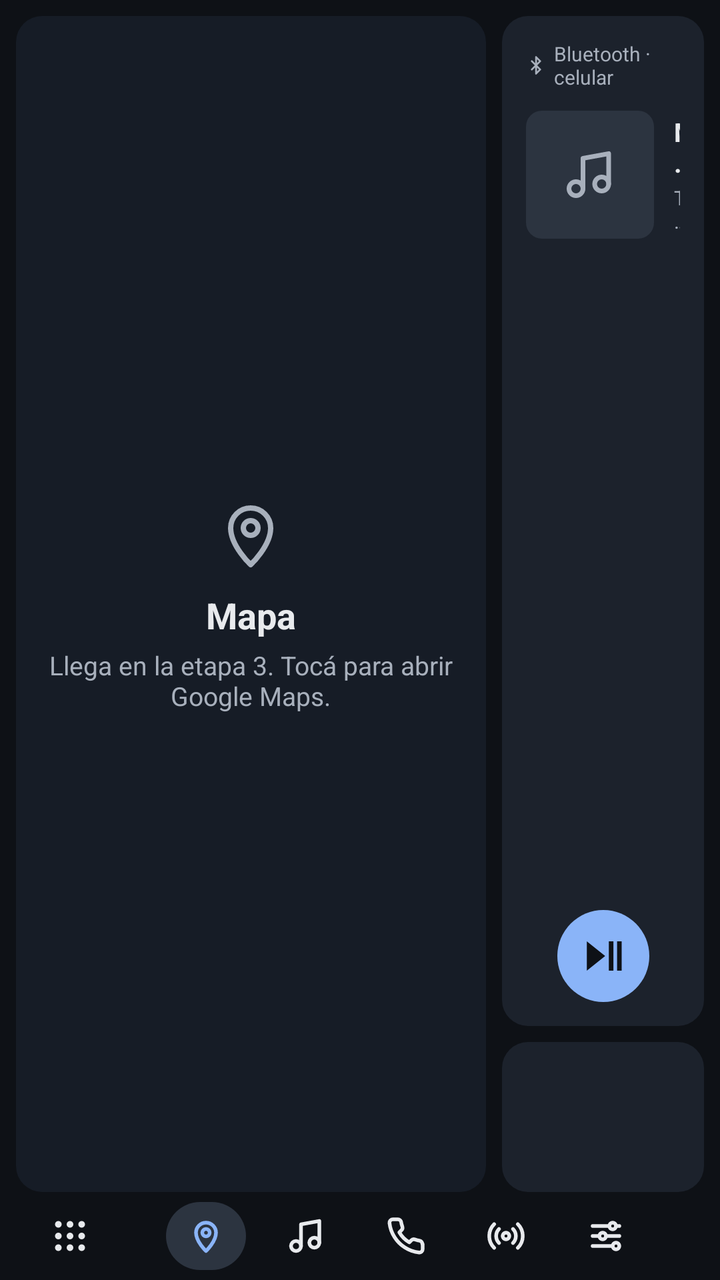
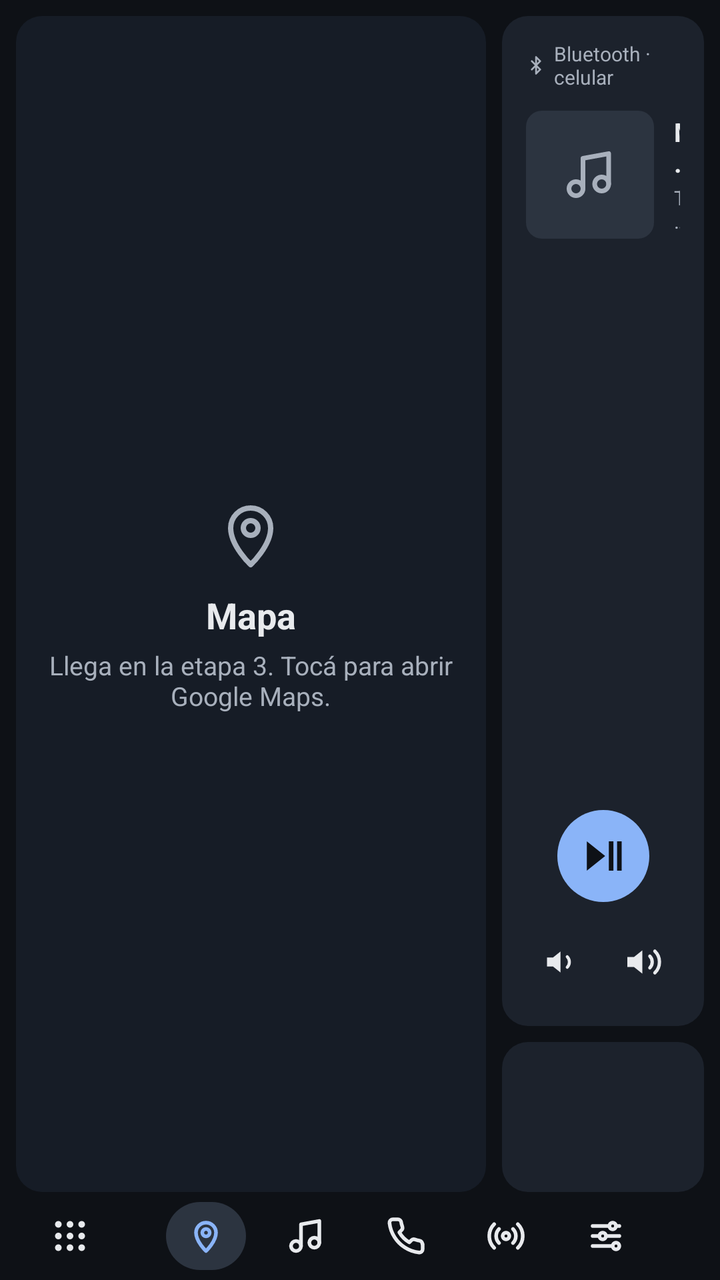

Compare the two renders of this Android layout. The source of the first and the diff that turns it into the second are given below.
<!-- AndroidManifest.xml: application theme LauncherTheme -->
<!-- res/layout/activity_main.xml -->
<?xml version="1.0" encoding="utf-8"?>
<LinearLayout xmlns:android="http://schemas.android.com/apk/res/android"
    android:layout_width="match_parent"
    android:layout_height="match_parent"
    android:background="@color/ground"
    android:orientation="vertical">

    <LinearLayout
        android:layout_width="match_parent"
        android:layout_height="0dp"
        android:layout_weight="1"
        android:orientation="horizontal"
        android:paddingStart="8dp"
        android:paddingTop="8dp"
        android:paddingEnd="8dp">

        
        <LinearLayout
            android:id="@+id/map_panel"
            android:layout_width="0dp"
            android:layout_height="match_parent"
            android:layout_weight="7"
            android:background="@drawable/bg_map"
            android:clickable="true"
            android:focusable="true"
            android:gravity="center"
            android:orientation="vertical"
            android:padding="16dp">

            <ImageView
                android:layout_width="40dp"
                android:layout_height="40dp"
                android:importantForAccessibility="no"
                android:src="@drawable/ic_map_pin" />

            <TextView
                android:layout_width="wrap_content"
                android:layout_height="wrap_content"
                android:layout_marginTop="8dp"
                android:text="@string/map_placeholder_title"
                android:textColor="@color/text"
                android:textSize="18sp"
                android:textStyle="bold" />

            <TextView
                android:layout_width="wrap_content"
                android:layout_height="wrap_content"
                android:layout_marginTop="4dp"
                android:gravity="center"
                android:text="@string/map_placeholder_body"
                android:textColor="@color/muted"
                android:textSize="13sp" />
        </LinearLayout>

        
        <LinearLayout
            android:layout_width="0dp"
            android:layout_height="match_parent"
            android:layout_marginStart="8dp"
            android:layout_weight="3"
            android:orientation="vertical">

            
            <LinearLayout
                android:id="@+id/music_card"
                style="@style/Card"
                android:layout_width="match_parent"
                android:layout_height="0dp"
                android:layout_weight="1"
                android:clickable="true"
                android:focusable="true"
                android:orientation="vertical"
                android:padding="12dp">

                <LinearLayout
                    android:layout_width="wrap_content"
                    android:layout_height="wrap_content"
                    android:gravity="center_vertical"
                    android:orientation="horizontal">

                    <ImageView
                        android:layout_width="10dp"
                        android:layout_height="10dp"
                        android:importantForAccessibility="no"
                        android:src="@drawable/ic_bt" />

                    <TextView
                        android:layout_width="wrap_content"
                        android:layout_height="wrap_content"
                        android:layout_marginStart="4dp"
                        android:text="@string/music_source"
                        android:textColor="@color/muted"
                        android:textSize="10sp" />
                </LinearLayout>

                <LinearLayout
                    android:layout_width="match_parent"
                    android:layout_height="wrap_content"
                    android:layout_marginTop="10dp"
                    android:gravity="center_vertical"
                    android:orientation="horizontal">

                    <FrameLayout
                        android:layout_width="64dp"
                        android:layout_height="64dp"
                        android:background="@drawable/bg_cover">

                        <ImageView
                            android:id="@+id/cover"
                            android:layout_width="28dp"
                            android:layout_height="28dp"
                            android:layout_gravity="center"
                            android:importantForAccessibility="no"
                            android:src="@drawable/ic_note" />
                    </FrameLayout>

                    <LinearLayout
                        android:layout_width="0dp"
                        android:layout_height="wrap_content"
                        android:layout_marginStart="10dp"
                        android:layout_weight="1"
                        android:orientation="vertical">

                        <TextView
                            android:id="@+id/track_title"
                            android:layout_width="match_parent"
                            android:layout_height="wrap_content"
                            android:ellipsize="end"
                            android:maxLines="2"
                            android:text="@string/music_title"
                            android:textColor="@color/text"
                            android:textSize="13sp"
                            android:textStyle="bold" />

                        <TextView
                            android:id="@+id/track_artist"
                            android:layout_width="match_parent"
                            android:layout_height="wrap_content"
                            android:layout_marginTop="2dp"
                            android:ellipsize="end"
                            android:maxLines="2"
                            android:text="@string/music_hint"
                            android:textColor="@color/muted"
                            android:textSize="10sp" />
                    </LinearLayout>
                </LinearLayout>

                <View
                    android:layout_width="0dp"
                    android:layout_height="0dp"
                    android:layout_weight="1" />

                <LinearLayout
                    android:layout_width="match_parent"
                    android:layout_height="wrap_content"
                    android:gravity="center"
                    android:orientation="horizontal">

                    <ImageButton
                        android:id="@+id/btn_prev"
                        android:layout_width="40dp"
                        android:layout_height="40dp"
                        android:background="@drawable/bg_round_button"
                        android:contentDescription="@string/prev"
                        android:padding="9dp"
                        android:scaleType="fitCenter"
                        android:src="@drawable/ic_prev" />

                    <ImageButton
                        android:id="@+id/btn_play"
                        android:layout_width="46dp"
                        android:layout_height="46dp"
                        android:layout_marginStart="16dp"
                        android:layout_marginEnd="16dp"
                        android:background="@drawable/bg_play"
                        android:contentDescription="@string/play_pause"
                        android:padding="12dp"
                        android:scaleType="fitCenter"
                        android:src="@drawable/ic_play_pause" />

                    <ImageButton
                        android:id="@+id/btn_next"
                        android:layout_width="40dp"
                        android:layout_height="40dp"
                        android:background="@drawable/bg_round_button"
                        android:contentDescription="@string/next"
                        android:padding="9dp"
                        android:scaleType="fitCenter"
                        android:src="@drawable/ic_next" />
                </LinearLayout>
            </LinearLayout>

            
            <LinearLayout
                style="@style/Card"
                android:layout_width="match_parent"
                android:layout_height="75dp"
                android:layout_marginTop="8dp"
                android:gravity="center_vertical"
                android:orientation="vertical"
                android:paddingStart="12dp"
                android:paddingEnd="12dp">

                <TextView
                    android:id="@+id/clock"
                    android:layout_width="wrap_content"
                    android:layout_height="wrap_content"
                    android:textColor="@color/text"
                    android:textSize="23sp" />

                <TextView
                    android:id="@+id/date"
                    android:layout_width="wrap_content"
                    android:layout_height="wrap_content"
                    android:textColor="@color/muted"
                    android:textSize="10sp" />
            </LinearLayout>
        </LinearLayout>
    </LinearLayout>

    
    <LinearLayout
        android:layout_width="match_parent"
        android:layout_height="44dp"
        android:gravity="center_vertical"
        android:orientation="horizontal"
        android:paddingStart="10dp"
        android:paddingEnd="14dp">

        <ImageButton
            android:id="@+id/dock_apps"
            style="@style/DockButton"
            android:contentDescription="@string/label_apps"
            android:src="@drawable/ic_apps" />

        <View
            android:layout_width="0dp"
            android:layout_height="0dp"
            android:layout_weight="1" />

        <ImageButton
            android:id="@+id/dock_maps"
            style="@style/DockButton"
            android:background="@drawable/bg_dock_active"
            android:contentDescription="@string/label_maps"
            android:src="@drawable/ic_maps" />

        <ImageButton
            android:id="@+id/dock_music"
            style="@style/DockButton"
            android:contentDescription="@string/label_music"
            android:src="@drawable/ic_music" />

        <ImageButton
            android:id="@+id/dock_phone"
            style="@style/DockButton"
            android:contentDescription="@string/label_phone"
            android:src="@drawable/ic_phone" />

        <ImageButton
            android:id="@+id/dock_radio"
            style="@style/DockButton"
            android:contentDescription="@string/label_radio"
            android:src="@drawable/ic_radio" />

        <ImageButton
            android:id="@+id/dock_settings"
            style="@style/DockButton"
            android:contentDescription="@string/label_settings"
            android:src="@drawable/ic_settings" />

        <View
            android:layout_width="0dp"
            android:layout_height="0dp"
            android:layout_weight="1" />

        <TextView
            android:id="@+id/dock_clock"
            android:layout_width="wrap_content"
            android:layout_height="wrap_content"
            android:textColor="@color/muted"
            android:textSize="11sp" />
    </LinearLayout>
</LinearLayout>
<!-- resources referenced by this layout -->
<resources>
  <color name="ground">#0E1116</color>
  <color name="muted">#A8B0BC</color>
  <color name="text">#E8EAED</color>
  <!-- drawable bg_cover (drawable) -->
  <?xml version="1.0" encoding="utf-8"?>
  <shape xmlns:android="http://schemas.android.com/apk/res/android" android:shape="rectangle">
      <solid android:color="@color/raised" />
      <corners android:radius="8dp" />
  </shape>
  <!-- drawable bg_map (drawable) -->
  <?xml version="1.0" encoding="utf-8"?>
  <ripple xmlns:android="http://schemas.android.com/apk/res/android" android:color="#22FFFFFF">
      <item>
          <shape android:shape="rectangle">
              <solid android:color="@color/map" />
              <corners android:radius="13dp" />
          </shape>
      </item>
  </ripple>
  <!-- drawable bg_play (drawable) -->
  <?xml version="1.0" encoding="utf-8"?>
  <ripple xmlns:android="http://schemas.android.com/apk/res/android" android:color="#330E1116">
      <item>
          <shape android:shape="oval">
              <solid android:color="@color/accent" />
          </shape>
      </item>
  </ripple>
  <!-- drawable bg_round_button (drawable) -->
  <?xml version="1.0" encoding="utf-8"?>
  <ripple xmlns:android="http://schemas.android.com/apk/res/android" android:color="#33FFFFFF">
      <item android:id="@android:id/mask">
          <shape android:shape="oval">
              <solid android:color="#FFFFFFFF" />
          </shape>
      </item>
  </ripple>
  <string name="label_apps">Todas las apps</string>
  <string name="label_maps">Maps</string>
  <string name="label_music">Música</string>
  <string name="label_phone">Teléfono</string>
  <string name="label_radio">Radio</string>
  <string name="label_settings">Ajustes</string>
  <string name="map_placeholder_body">Llega en la etapa 3. Tocá para abrir Google Maps.</string>
  <string name="map_placeholder_title">Mapa</string>
  <string name="music_hint">Título y portada llegan en la etapa 2</string>
  <string name="music_source">Bluetooth · celular</string>
  <string name="music_title">Música del celular</string>
  <string name="next">Canción siguiente</string>
  <string name="play_pause">Reproducir o pausar</string>
  <string name="prev">Canción anterior</string>
  <style name="Card">
          <item name="android:background">@drawable/bg_card</item>
      </style>
  <color name="raised">#2C3440</color>
  <color name="map">#161C26</color>
  <color name="accent">#8AB4F8</color>
  <color name="on_accent">#0E1116</color>
  <!-- drawable bg_card (drawable) -->
  <?xml version="1.0" encoding="utf-8"?>
  <shape xmlns:android="http://schemas.android.com/apk/res/android" android:shape="rectangle">
      <solid android:color="@color/card" />
      <corners android:radius="13dp" />
  </shape>
  <color name="card">#1C222C</color>
  <!-- unchanged entries left out for length: 16 -->
</resources>

<!-- the commit's change to res/layout/activity_main.xml (unified diff, before → after) -->
@@ -188,6 +188,45 @@
                         android:scaleType="fitCenter"
                         android:src="@drawable/ic_next" />
                 </LinearLayout>
+
+                
+                <LinearLayout
+                    android:layout_width="match_parent"
+                    android:layout_height="40dp"
+                    android:layout_marginTop="10dp"
+                    android:gravity="center_vertical"
+                    android:orientation="horizontal">
+
+                    <ImageButton
+                        android:id="@+id/vol_down"
+                        android:layout_width="36dp"
+                        android:layout_height="36dp"
+                        android:background="@drawable/bg_round_button"
+                        android:contentDescription="@string/vol_down"
+                        android:padding="9dp"
+                        android:scaleType="fitCenter"
+                        android:src="@drawable/ic_vol_low" />
+
+                    <SeekBar
+                        android:id="@+id/volume"
+                        android:layout_width="0dp"
+                        android:layout_height="40dp"
+                        android:layout_weight="1"
+                        android:contentDescription="@string/volume"
+                        android:progressBackgroundTint="@color/track"
+                        android:progressTint="@color/accent"
+                        android:thumbTint="@color/text" />
+
+                    <ImageButton
+                        android:id="@+id/vol_up"
+                        android:layout_width="36dp"
+                        android:layout_height="36dp"
+                        android:background="@drawable/bg_round_button"
+                        android:contentDescription="@string/vol_up"
+                        android:padding="8dp"
+                        android:scaleType="fitCenter"
+                        android:src="@drawable/ic_vol_high" />
+                </LinearLayout>
             </LinearLayout>
 
             
<!-- resource entries referenced after the edit -->
@@ -3,6 +3,7 @@
   <color name="ground">#0E1116</color>
   <color name="muted">#A8B0BC</color>
   <color name="text">#E8EAED</color>
+  <color name="track">#2E3644</color>
   <!-- drawable bg_cover (drawable) -->
   <?xml version="1.0" encoding="utf-8"?>
   <shape xmlns:android="http://schemas.android.com/apk/res/android" android:shape="rectangle">
@@ -37,6 +38,22 @@
           </shape>
       </item>
   </ripple>
+  <!-- drawable ic_vol_high (drawable) -->
+  <?xml version="1.0" encoding="utf-8"?>
+  <vector xmlns:android="http://schemas.android.com/apk/res/android"
+      android:width="24dp" android:height="24dp"
+      android:viewportWidth="24" android:viewportHeight="24">
+      <path android:pathData="M11,5L6,9H2v6h4l5,4z" android:fillColor="@color/text" />
+      <path android:pathData="M15.5,8.5a5,5 0 0,1 0,7M18.5,5.5a9,9 0 0,1 0,13" android:strokeColor="@color/text" android:strokeWidth="2" android:strokeLineCap="round" android:fillColor="#00000000" />
+  </vector>
+  <!-- drawable ic_vol_low (drawable) -->
+  <?xml version="1.0" encoding="utf-8"?>
+  <vector xmlns:android="http://schemas.android.com/apk/res/android"
+      android:width="24dp" android:height="24dp"
+      android:viewportWidth="24" android:viewportHeight="24">
+      <path android:pathData="M11,5L6,9H2v6h4l5,4z" android:fillColor="@color/text" />
+      <path android:pathData="M15.5,8.5a5,5 0 0,1 0,7" android:strokeColor="@color/text" android:strokeWidth="2" android:strokeLineCap="round" android:fillColor="#00000000" />
+  </vector>
   <string name="label_apps">Todas las apps</string>
   <string name="label_maps">Maps</string>
   <string name="label_music">Música</string>
@@ -51,6 +68,9 @@
   <string name="next">Canción siguiente</string>
   <string name="play_pause">Reproducir o pausar</string>
   <string name="prev">Canción anterior</string>
+  <string name="vol_down">Bajar volumen</string>
+  <string name="vol_up">Subir volumen</string>
+  <string name="volume">Volumen</string>
   <style name="Card">
           <item name="android:background">@drawable/bg_card</item>
       </style>
